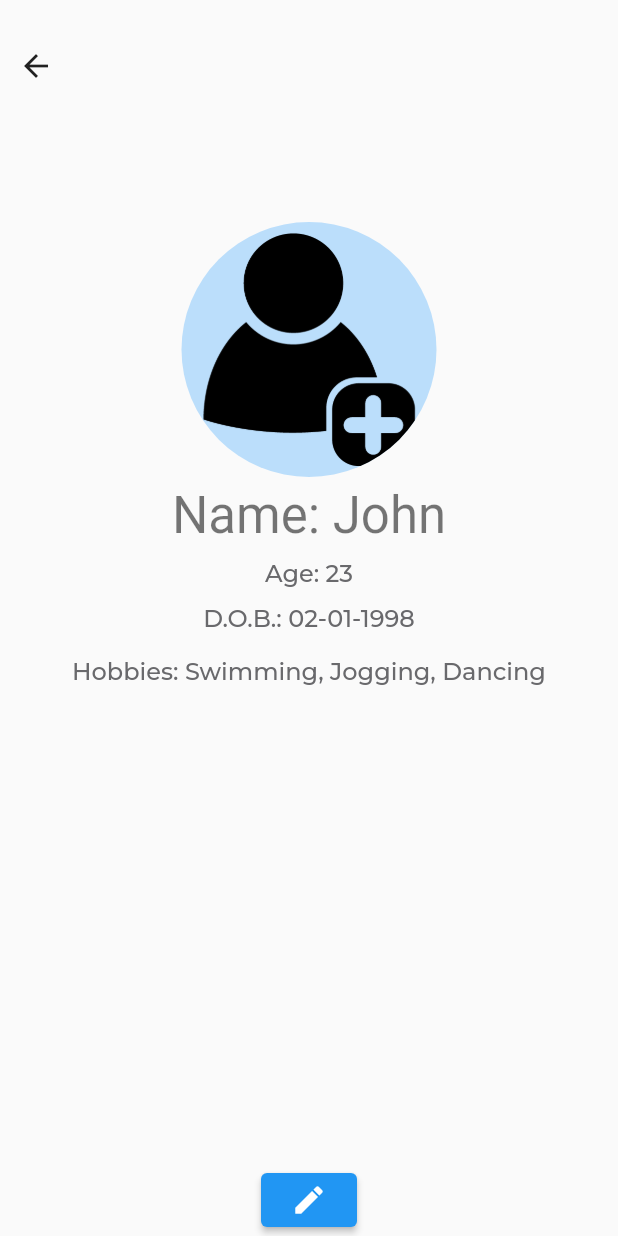
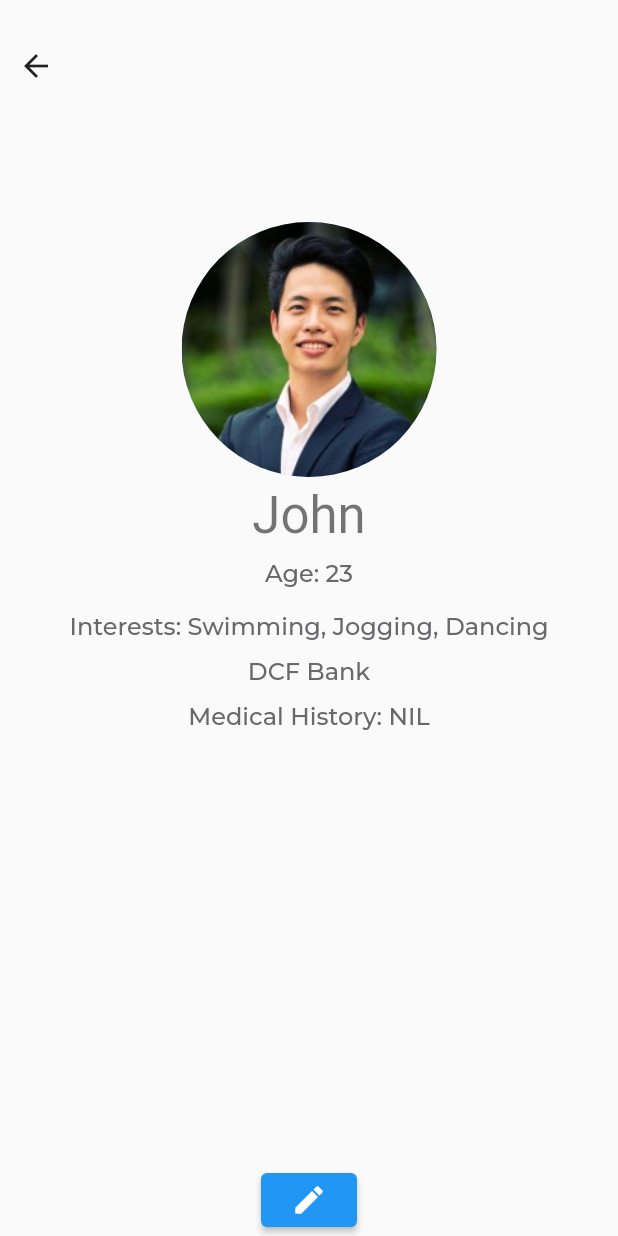
Before and after one commit to MarcusTw/GroundZero2021, a Flutter app: the screen it shows after launch, in the side drawer, after a tap on "Profile", on a phone screen of 412 x 824 dp. Run offline on Flutter 3.47's test engine with Material 2 defaults, Android fonts, the phone set to English and light mode, and no system bars; our stand-ins replace flutter_datetime_picker, flutter_local_notifications, font_awesome_flutter, google_fonts, photo_view, shared_preferences and 2 more; accounts and stored records are empty.

Commit message:
Update 2

```diff
--- a/lib/activity.dart
+++ b/lib/activity.dart
@@ -64,7 +64,7 @@ class Activity {
                 child: GestureDetector(
                     child: Text(name, style: Theme.of(context).primaryTextTheme.bodyText1),
                     onDoubleTap: () {
-                      showDialog(context: context, builder: (BuildContext context) => EventAdder(name));
+                      showDialog(context: context, builder: (BuildContext context) => BreakAdder(name));
                     }
                 ),
               ),
--- a/lib/main.dart
+++ b/lib/main.dart
@@ -2,7 +2,6 @@ import 'package:flutter/material.dart';
 import 'package:flutter_app/home.dart';
 import 'package:flutter_app/theme.dart';
 import 'package:flutter_local_notifications/flutter_local_notifications.dart';
-import 'package:provider/provider.dart';
 
 final FlutterLocalNotificationsPlugin flutterLocalNotificationsPlugin = FlutterLocalNotificationsPlugin();
 
@@ -33,17 +32,10 @@ class MyApp extends StatelessWidget {
 
   @override
   Widget build(BuildContext context) {
-    return ChangeNotifierProvider(
-      create: (_) => ThemeNotifier(),
-      child: Consumer<ThemeNotifier>(
-          builder: (context, ThemeNotifier notifier, child) {
-            return MaterialApp(
-              debugShowCheckedModeBanner: false,
-              theme: light,
-              home: Home(),
-            );
-          }
-          ),
+    return MaterialApp(
+      debugShowCheckedModeBanner: false,
+      theme: light,
+      home: Home(),
     );
   }
 }
--- a/lib/main_drawer.dart
+++ b/lib/main_drawer.dart
@@ -5,13 +5,14 @@ import 'package:flutter_app/screens/daily_survey.dart';
 import 'package:flutter_app/screens/dashboard.dart';
 import 'file:///C:/Users/Marcus/Desktop/1GrZr/flutter_app/lib/screens/profile.dart';
 import 'package:flutter_app/utils/database_helper.dart';
+import 'package:google_fonts/google_fonts.dart';
 class MainDrawer extends StatefulWidget {
   @override
   _MainDrawerState createState() => _MainDrawerState();
 }
 
 class _MainDrawerState extends State<MainDrawer> {
-  final String appName = 'Kalm';
+  final String appName = 'Navigation';
 
   @override
   Widget build(BuildContext context) {
@@ -21,7 +22,13 @@ class _MainDrawerState extends State<MainDrawer> {
           alignment: Alignment.topLeft,
           child: Padding(
             padding: const EdgeInsets.only(top: 30, left: 10),
-            child: Text(appName, style: Theme.of(context).primaryTextTheme.headline4,),
+            child: Text(
+              appName,
+              style: GoogleFonts.montserrat(
+                color: Colors.black45,
+                fontSize: 25,
+              ),
+            ),
           ),
         ),
         Container(
@@ -36,7 +43,6 @@ class _MainDrawerState extends State<MainDrawer> {
                   backgroundImage: AssetImage('assets/images/logo.png'),
                 ),
                 SizedBox(height:5.0),
-                Text(DatabaseHelper.name),
                 InkWell(
                     child: ListTile(
                         title: Text('Profile', style: Theme.of(context).primaryTextTheme.headline1)
--- a/lib/screens/profile.dart
+++ b/lib/screens/profile.dart
@@ -1,7 +1,6 @@
 import 'package:flutter/material.dart';
 import 'package:flutter_app/utils/database_helper.dart';
 import 'package:google_fonts/google_fonts.dart';
-import 'package:intl/intl.dart';
 import 'package:flutter_datetime_picker/flutter_datetime_picker.dart';
 
 class ProfileWidget extends StatefulWidget {
@@ -34,20 +33,24 @@ class _ProfileWidgetState extends State<ProfileWidget> {
           backgroundImage: AssetImage('assets/images/user.png'),
         ),
         SizedBox(height: 5),
-        Text("Name: " + DatabaseHelper.name, style: Theme.of(context).primaryTextTheme.headline4,),
+        Text(DatabaseHelper.name, style: Theme.of(context).primaryTextTheme.headline4,),
         SizedBox(height: 5),
         Padding(
           padding: const EdgeInsets.all(5.0),
           child: Text("Age: " + DatabaseHelper.getAge().toString(), style: Theme.of(context).primaryTextTheme.bodyText1),
         ),
-        Padding(
-          padding: const EdgeInsets.all(5.0),
-          child: Text("D.O.B.: " + DateFormat('dd-MM-yyyy').format(DatabaseHelper.dob), style: Theme.of(context).primaryTextTheme.bodyText1),
-        ),
         SizedBox(height: 5),
         Padding(
           padding: const EdgeInsets.all(5.0),
-          child: Text("Hobbies: " + DatabaseHelper.hobbies, style: Theme.of(context).primaryTextTheme.bodyText1),
+          child: Text("Interests: " + DatabaseHelper.hobbies, style: Theme.of(context).primaryTextTheme.bodyText1),
+        ),
+        Padding(
+          padding: const EdgeInsets.all(5.0),
+          child: Text("DCF Bank", style: Theme.of(context).primaryTextTheme.bodyText1),
+        ),
+        Padding(
+          padding: const EdgeInsets.all(5.0),
+          child: Text("Medical History: NIL", style: Theme.of(context).primaryTextTheme.bodyText1),
         ),
         Spacer(),
         ElevatedButton(
--- a/lib/utils/database_helper.dart
+++ b/lib/utils/database_helper.dart
@@ -10,6 +10,7 @@ class DatabaseHelper {
   static DatabaseHelper _databaseHelper;
   static Database _db;
 
+  static int index = 0;
   static String name = "John";
   static DateTime dob = DateTime(1998, 1, 2);
   static String hobbies = "Swimming, Jogging, Dancing";
```
Also changed, not shown: lib/home.dart (+15 -7 lines), lib/screens/about_us.dart (+6 -4 lines), lib/utils/event_adder.dart (+21 -41 lines), assets/images/aboutus.png, assets/images/user.png, 2 other files.
